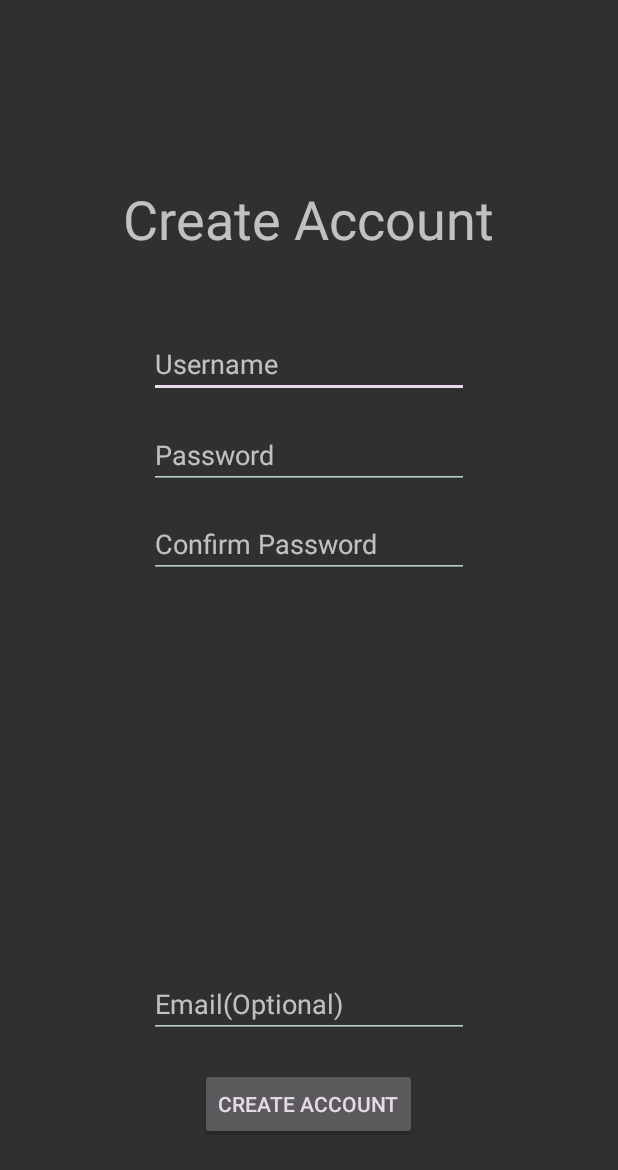
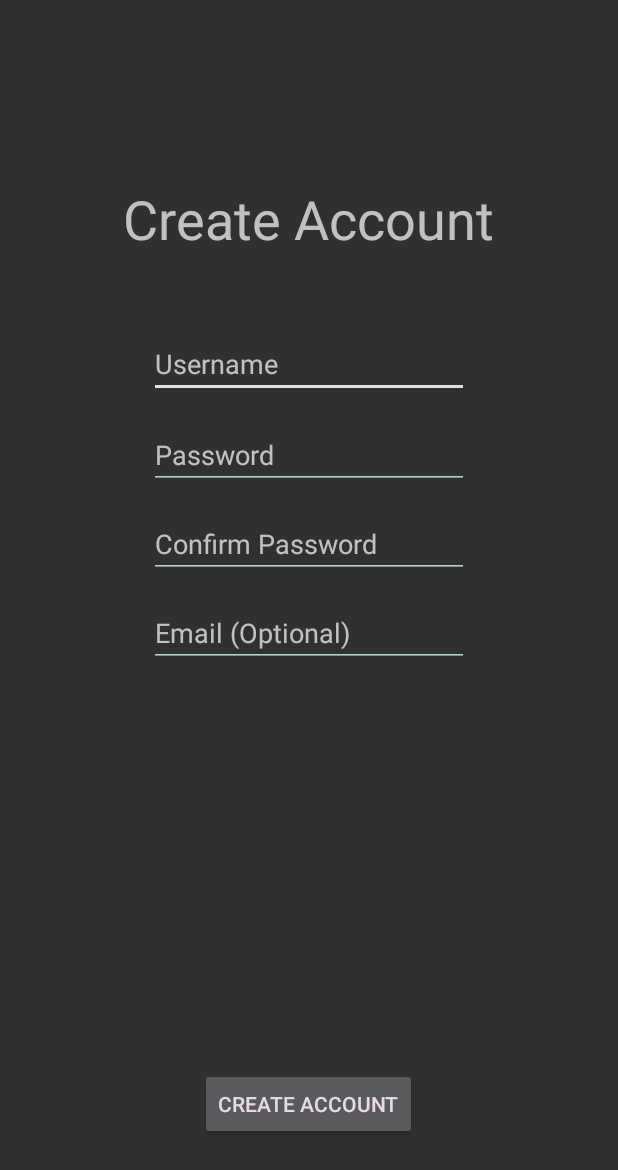
Before and after one commit to makoto0610/Mobster, an Android app: the Registration screen opened directly, with no data from a screen before it, on a phone screen of 412 x 824 dp. Shown: the top 1170 px of the screen. Run offline under Robolectric (Android 15) with nearby library versions, the phone set to English and light mode, and no system bars; our stand-ins replace Firebase (no records; nobody signed in at launch, a user with empty details on screens opened directly).

Commit message:
Made a little alteration to the create account page. Add Create Question activity.

```diff
--- a/Mobster/app/src/main/res/layout/activity_registration.xml
+++ b/Mobster/app/src/main/res/layout/activity_registration.xml
@@ -54,6 +54,18 @@
         android:id="@+id/register_confirm_password"
         android:hint="Confirm Password" />
 
+    <EditText
+        android:layout_width="wrap_content"
+        android:layout_height="wrap_content"
+        android:inputType="textEmailAddress"
+        android:ems="10"
+        android:layout_below="@+id/register_confirm_password"
+        android:layout_alignEnd="@+id/register_confirm_password"
+        android:layout_marginTop="14dp"
+        android:id="@+id/register_email"
+        android:hint="Email (Optional)" />
+
+
     <Button
         android:text="Create Account"
         android:layout_width="wrap_content"
@@ -64,14 +76,4 @@
         android:layout_centerHorizontal="true"
         android:layout_marginBottom="48dp" />
 
-    <EditText
-        android:layout_width="wrap_content"
-        android:layout_height="wrap_content"
-        android:inputType="textEmailAddress"
-        android:ems="10"
-        android:layout_marginBottom="20dp"
-        android:id="@+id/register_email"
-        android:layout_above="@+id/create_button"
-        android:layout_alignStart="@+id/register_confirm_password"
-        android:hint="Email(Optional)" />
 </RelativeLayout>
```
Also changed, not shown: Mobster/app/src/main/java/Objects/User.java (+9 -0 lines), Mobster/app/src/main/java/com/the_great_amoeba/mobster/CreateQuestion.java (added, +13 -0 lines), Mobster/app/src/main/java/com/the_great_amoeba/mobster/MainActivity.java (+16 -6 lines), Mobster/app/src/main/res/layout/activity_create_question.xml (added, +50 -0 lines).
